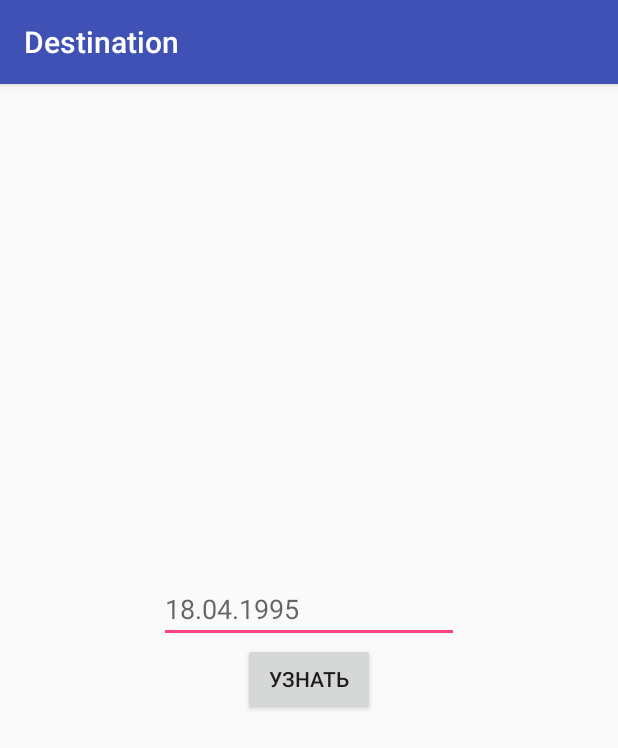
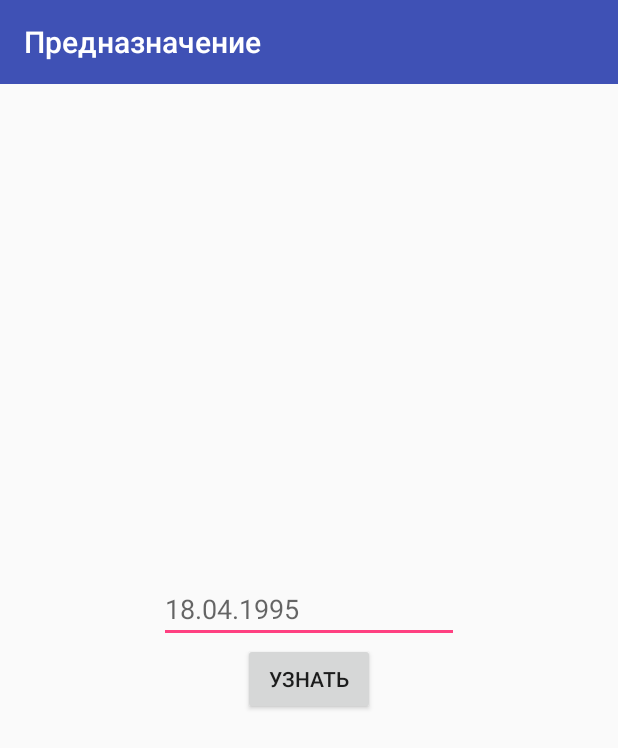
Before and after one commit to AntonBoiko88888/MysteryForAndroid, an Android app: the screen it shows after launch (MainActivity), on a phone screen of 412 x 824 dp. Shown: the top 748 px of the screen. Run offline under Robolectric (Android 15) with nearby library versions, the light colour scheme and no system bars.

Commit message:
добавил toolbar

```diff
--- a/app/src/main/java/com/example/ink1804/destination/MainActivity.java
+++ b/app/src/main/java/com/example/ink1804/destination/MainActivity.java
@@ -2,6 +2,7 @@
 
 import android.support.v7.app.AppCompatActivity;
 import android.os.Bundle;
+import android.support.v7.widget.Toolbar;
 
 public class MainActivity extends AppCompatActivity {
 
@@ -9,6 +10,10 @@
     protected void onCreate(Bundle savedInstanceState) {
         super.onCreate(savedInstanceState);
         setContentView(R.layout.activity_main);
-        //hello
+        Toolbar toolbar = (Toolbar) findViewById(R.id.toolbar);
+        toolbar.setTitleTextColor(getResources().getColor(R.color.white));
+        toolbar.setTitle("Предназначение");
+
+
     }
 }
--- a/app/src/main/res/layout/activity_main.xml
+++ b/app/src/main/res/layout/activity_main.xml
@@ -3,7 +3,14 @@
     xmlns:tools="http://schemas.android.com/tools"
     android:layout_width="match_parent"
     android:layout_height="match_parent"
+    android:orientation="vertical"
     tools:context="com.example.ink1804.destination.MainActivity">
+
+    <android.support.v7.widget.Toolbar
+        android:id="@+id/toolbar"
+        android:layout_width="match_parent"
+        android:layout_height="?attr/actionBarSize"
+        android:background="?attr/colorPrimary"/>
 
     <fragment
         android:id="@+id/structure_fr"
--- a/app/src/main/res/values/colors.xml
+++ b/app/src/main/res/values/colors.xml
@@ -3,4 +3,6 @@
     <color name="colorPrimary">#3F51B5</color>
     <color name="colorPrimaryDark">#303F9F</color>
     <color name="colorAccent">#FF4081</color>
+
+    <color name="white">#fff</color>
 </resources>
--- a/app/src/main/res/values/strings.xml
+++ b/app/src/main/res/values/strings.xml
@@ -1,3 +1,4 @@
 <resources>
     <string name="app_name">Destination</string>
+
 </resources>
--- a/app/src/main/res/values/styles.xml
+++ b/app/src/main/res/values/styles.xml
@@ -1,7 +1,7 @@
 <resources>
 
     <!-- Base application theme. -->
-    <style name="AppTheme" parent="Theme.AppCompat.Light.DarkActionBar">
+    <style name="AppTheme" parent="Theme.AppCompat.Light.NoActionBar">
         <!-- Customize your theme here. -->
         <item name="colorPrimary">@color/colorPrimary</item>
         <item name="colorPrimaryDark">@color/colorPrimaryDark</item>
```
